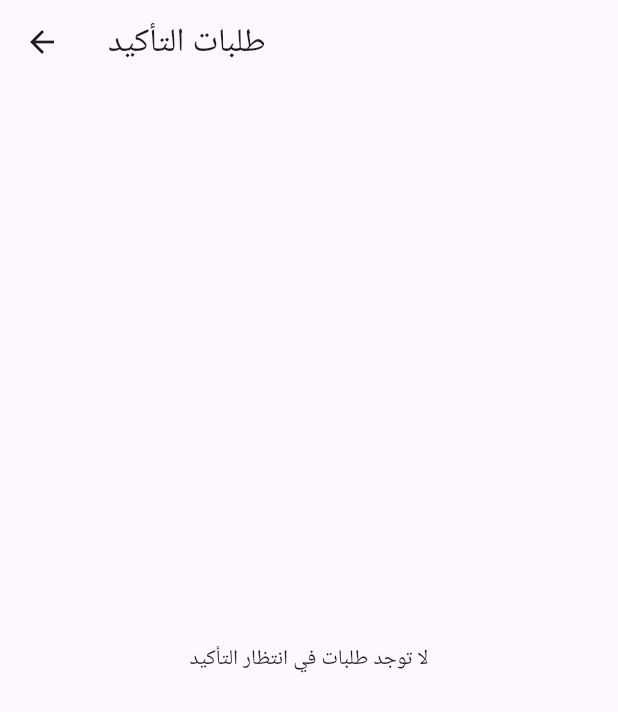
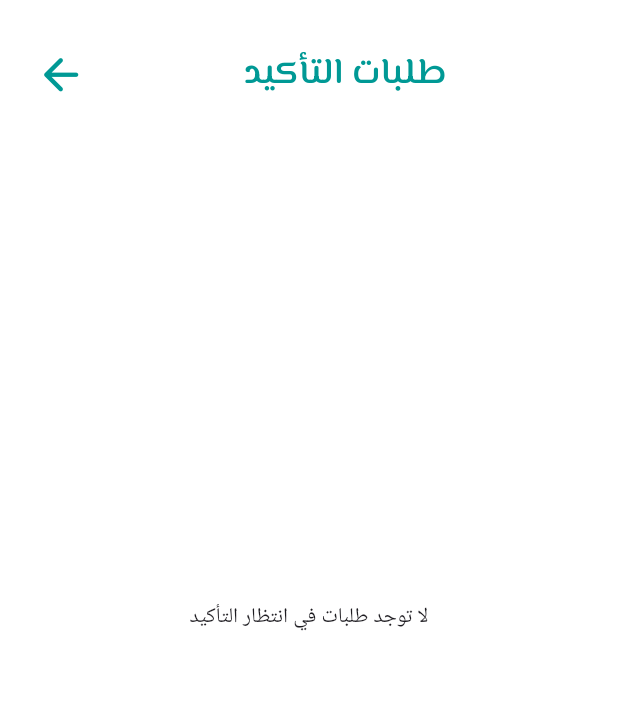
Before and after one commit to Obadah26/Obadah26.github.io, a Flutter app: the HomeScreen screen opened by its route, after a tap on the "person outline" icon, on a phone screen of 412 x 824 dp. Shown: the top 712 px of the screen. Run offline on Flutter 3.47's test engine with Material 3 defaults, Android fonts, the phone set to English and light mode, and no system bars; our stand-ins replace adaptive_dialog, awesome_notifications, badges, cloud_firestore, firebase_auth, firebase_core and 5 more; missing offline and left inert: linear_progress_bar; accounts and stored records are empty.

Commit message:
Day 10.2

```diff
--- a/lib/main.dart
+++ b/lib/main.dart
@@ -25,19 +25,16 @@ void main() async {
   await GetStorage.init();
   await initializeDateFormatting('ar', null);
 
-  // Initialize notifications
-  await NotificationService.initializeNotifications();
-
   // Set up notification listeners
   AwesomeNotifications().setListeners(
     onActionReceivedMethod: NotificationService.onActionReceivedMethod,
     onNotificationDisplayedMethod:
         NotificationService.onNotificationDisplayedMethod,
   );
+  final User? user = FirebaseAuth.instance.currentUser;
 
   final box = GetStorage();
   final bool rememberMe = box.read('rememberMe') ?? false;
-  final User? user = FirebaseAuth.instance.currentUser;
 
   runApp(
     MyApp(
--- a/lib/mutual_recitation_status.dart
+++ b/lib/mutual_recitation_status.dart
@@ -1,5 +1,7 @@
+import 'package:alhadiqa/const.dart';
 import 'package:cloud_firestore/cloud_firestore.dart';
 import 'package:flutter/material.dart';
+import 'package:google_fonts/google_fonts.dart';
 
 class MutualRecitationStatus extends StatelessWidget {
   const MutualRecitationStatus({super.key, required this.userName});
@@ -7,57 +9,58 @@ class MutualRecitationStatus extends StatelessWidget {
 
   @override
   Widget build(BuildContext context) {
-    return StreamBuilder<QuerySnapshot>(
+    return Column(
+      children: [
+        // Sender pending requests
+        StreamBuilder<QuerySnapshot>(
           stream:
               FirebaseFirestore.instance
                   .collection('daily_recitation')
                   .where('user', isEqualTo: userName)
                   .where('recitation_type', isEqualTo: 'with')
-              .orderBy('timestamp', descending: true)
+                  .where('status', isEqualTo: 'pending')
                   .snapshots(),
           builder: (context, snapshot) {
-        if (!snapshot.hasData || snapshot.data!.docs.isEmpty) {
-          return const SizedBox.shrink(); // Return an empty widget if no data
-        }
+            final pendingCount =
+                snapshot.hasData ? snapshot.data!.docs.length : 0;
+            if (pendingCount == 0) return SizedBox.shrink();
 
-        final pending =
-            snapshot.data!.docs.where((doc) {
-              final data = doc.data() as Map<String, dynamic>;
-              return data['status'] == 'pending';
-            }).length;
+            return ListTile(
+              trailing: const Icon(Icons.access_time, color: kPrimaryColor),
+              title: Text(
+                'لديك $pendingCount طلب في انتظار التأكيد',
+                style: GoogleFonts.cairo(textStyle: kBodySmallText),
+                textAlign: TextAlign.right,
+              ),
+            );
+          },
+        ),
 
-        final confirmed =
-            snapshot.data!.docs.where((doc) {
-              final data = doc.data() as Map<String, dynamic>;
-              return data['status'] == 'confirmed';
-            }).length;
+        // Receiver pending requests
+        StreamBuilder<QuerySnapshot>(
+          stream:
+              FirebaseFirestore.instance
+                  .collection('daily_recitation')
+                  .where('other_User', isEqualTo: userName)
+                  .where('recitation_type', isEqualTo: 'with')
+                  .where('status', isEqualTo: 'pending')
+                  .snapshots(),
+          builder: (context, snapshot) {
+            final pendingCount =
+                snapshot.hasData ? snapshot.data!.docs.length : 0;
+            if (pendingCount == 0) return SizedBox.shrink();
 
-        final rejected =
-            snapshot.data!.docs.where((doc) {
-              final data = doc.data() as Map<String, dynamic>;
-              return data['status'] == 'rejected';
-            }).length;
-
-        return Column(
-          children: [
-            if (pending > 0)
-              ListTile(
-                leading: const Icon(Icons.access_time, color: Colors.orange),
-                title: Text('لديك $pending طلب في انتظار التأكيد'),
+            return ListTile(
+              trailing: const Icon(Icons.access_time, color: kPrimaryColor),
+              title: Text(
+                'لديك $pendingCount طلب في انتظار تأكيدك',
+                style: GoogleFonts.cairo(textStyle: kBodySmallText),
+                textAlign: TextAlign.right,
               ),
-            if (confirmed > 0)
-              ListTile(
-                leading: const Icon(Icons.check_circle, color: Colors.green),
-                title: Text('لديك $confirmed طلب مؤكد'),
-              ),
-            if (rejected > 0)
-              ListTile(
-                leading: const Icon(Icons.cancel, color: Colors.red),
-                title: Text('لديك $rejected طلب مرفوض'),
+            );
+          },
         ),
       ],
     );
-      },
-    );
   }
 }
--- a/lib/screens/home_screen.dart
+++ b/lib/screens/home_screen.dart
@@ -19,6 +19,7 @@ import 'package:cloud_firestore/cloud_firestore.dart';
 import 'package:google_fonts/google_fonts.dart';
 import 'package:intl/intl.dart';
 import 'package:linear_progress_bar/linear_progress_bar.dart';
+import 'package:rxdart/rxdart.dart';
 
 final _firestore = FirebaseFirestore.instance;
 late User loggedInUser;
@@ -260,9 +261,7 @@ class _HomeScreenState extends State<HomeScreen> {
                 ],
               ),
             ),
-            SizedBox(height: 10),
             MutualRecitationStatus(userName: _userName),
-            SizedBox(height: 10),
             // Daily Ayah Section
             _buildSectionContainer(
               Column(
@@ -311,12 +310,32 @@ class _HomeScreenState extends State<HomeScreen> {
 
             // Weekly Target Section
             _buildSectionContainer(
-              StreamBuilder<QuerySnapshot>(
-                stream:
-                    _firestore
-                        .collection('daily_recitation')
-                        .where('user', isEqualTo: _userName)
-                        .snapshots(),
+              StreamBuilder<List<QueryDocumentSnapshot>>(
+                stream: Rx.combineLatest2<
+                  QuerySnapshot,
+                  QuerySnapshot,
+                  List<QueryDocumentSnapshot>
+                >(
+                  _firestore
+                      .collection('daily_recitation')
+                      .where('user', isEqualTo: _userName)
+                      .where('recitation_type', whereIn: ['to', 'with'])
+                      .where('status', isEqualTo: 'confirmed')
+                      .snapshots(),
+                  _firestore
+                      .collection('daily_recitation')
+                      .where('other_User', isEqualTo: _userName)
+                      .where('recitation_type', whereIn: ['to', 'with'])
+                      .where('status', isEqualTo: 'confirmed')
+                      .snapshots(),
+                  (snapshot1, snapshot2) {
+                    // Merge docs from both snapshots into a single list
+                    final combinedDocs = <QueryDocumentSnapshot>[];
+                    combinedDocs.addAll(snapshot1.docs);
+                    combinedDocs.addAll(snapshot2.docs);
+                    return combinedDocs;
+                  },
+                ),
                 builder: (context, snapshot) {
                   if (!snapshot.hasData) {
                     return Center(
@@ -325,7 +344,7 @@ class _HomeScreenState extends State<HomeScreen> {
                   }
 
                   int totalPages = 0;
-                  final docs = snapshot.data!.docs;
+                  final docs = snapshot.data!;
 
                   for (var doc in docs) {
                     int firstPage =
--- a/lib/screens/pending_confirmations_screen.dart
+++ b/lib/screens/pending_confirmations_screen.dart
@@ -1,5 +1,8 @@
+import 'package:alhadiqa/const.dart';
+import 'package:alhadiqa/screens/home_screen.dart';
 import 'package:flutter/material.dart';
 import 'package:cloud_firestore/cloud_firestore.dart';
+import 'package:google_fonts/google_fonts.dart';
 
 class PendingConfirmationsScreen extends StatefulWidget {
   const PendingConfirmationsScreen({super.key, required this.userName});
@@ -15,7 +18,44 @@ class _PendingConfirmationsScreenState
   @override
   Widget build(BuildContext context) {
     return Scaffold(
-      appBar: AppBar(title: Text('طلبات التأكيد')),
+      backgroundColor: Colors.white,
+      appBar: AppBar(
+        title: Align(
+          alignment: Alignment.centerRight,
+          child: Padding(
+            padding: const EdgeInsets.only(right: 8),
+            child: Center(
+              child: Text(
+                'طلبات التأكيد',
+                style: GoogleFonts.elMessiri(
+                  textStyle: kHeading2Text.copyWith(color: kPrimaryColor),
+                ),
+              ),
+            ),
+          ),
+        ),
+        automaticallyImplyLeading: false,
+        backgroundColor: Colors.transparent,
+        toolbarHeight: 100,
+        leading: Padding(
+          padding: const EdgeInsets.only(left: 15),
+          child: IconButton(
+            onPressed: () {
+              Navigator.pushNamedAndRemoveUntil(
+                context,
+                HomeScreen.id,
+                (route) => false,
+              );
+            },
+            icon: Icon(
+              Icons.arrow_back_rounded,
+              size: 35,
+              color: kPrimaryColor,
+            ),
+          ),
+        ),
+      ),
+      extendBodyBehindAppBar: true,
       body: StreamBuilder<QuerySnapshot>(
         stream:
             FirebaseFirestore.instance
@@ -47,22 +87,32 @@ class _PendingConfirmationsScreenState
               var doc = snapshot.data!.docs[index];
               var data = doc.data() as Map<String, dynamic>;
 
-              return ListTile(
+              return Card(
+                color: Colors.white,
+                shape: RoundedRectangleBorder(
+                  side: BorderSide(color: kSecondaryColor.withOpacity(0.3)),
+                  borderRadius: BorderRadius.circular(20),
+                ),
+                margin: const EdgeInsets.symmetric(horizontal: 16, vertical: 4),
+                child: ListTile(
                   title: Text(
-                  '${data['user']} يطلب تأكيد الصفحات ${data['first_page']} إلى ${data['second_page']}',
+                    'هل قد قمت بالمدارسة مع ${data['user']} من صفحة ${data['first_page']} الى ${data['second_page']} ؟',
+                    style: GoogleFonts.cairo(textStyle: kBodySmallText),
+                    textAlign: TextAlign.right,
                   ),
-                trailing: Row(
+                  leading: Row(
                     mainAxisSize: MainAxisSize.min,
                     children: [
                       IconButton(
-                      icon: Icon(Icons.check, color: Colors.green),
+                        icon: const Icon(Icons.close, color: Colors.red),
+                        onPressed: () => _handleConfirmation(doc.id, false),
+                      ),
+                      IconButton(
+                        icon: const Icon(Icons.check, color: Colors.green),
                         onPressed: () => _handleConfirmation(doc.id, true),
                       ),
-                    IconButton(
-                      icon: Icon(Icons.close, color: Colors.red),
-                      onPressed: () => _handleConfirmation(doc.id, false),
+                    ],
                   ),
-                  ],
                 ),
               );
             },
--- a/pubspec.yaml
+++ b/pubspec.yaml
@@ -26,6 +26,7 @@ dependencies:
   awesome_notifications_fcm: ^0.10.1
   awesome_notifications_core: ^0.10.1
   badges: ^3.1.2
+  rxdart: ^0.28.0
 
 dev_dependencies:
   flutter_test:
```
Also changed, not shown: lib/screens/daily_recitation_screen.dart (+33 -18 lines), lib/screens/recitation_leaderboard.dart (+19 -9 lines), lib/screens/user_detials_screen.dart (+28 -6 lines), firebase.json, pubspec.lock, 8 other files. Lines whose indentation alone changed are shown as unchanged.
